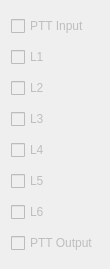
zsteva/backup-minos2, file mqt/MqtControl/ControlMain.ui: the form before one commit.
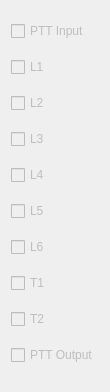
The form after the commit.

The edit to the form file:
```diff
--- a/mqt/MqtControl/ControlMain.ui
+++ b/mqt/MqtControl/ControlMain.ui
@@ -10,7 +10,7 @@
     <x>0</x>
     <y>0</y>
     <width>110</width>
-    <height>269</height>
+    <height>392</height>
    </rect>
   </property>
   <property name="windowTitle">
@@ -82,6 +82,20 @@
       </property>
      </widget>
     </item>
+    <item>
+     <widget class="QCheckBox" name="T1CheckBox">
+      <property name="text">
+       <string>T1</string>
+      </property>
+     </widget>
+    </item>
+    <item>
+     <widget class="QCheckBox" name="T2CheckBox">
+      <property name="text">
+       <string>T2</string>
+      </property>
+     </widget>
+    </item>
     <item>
      <widget class="QCheckBox" name="PTTOutCheckBox">
       <property name="enabled">
```
